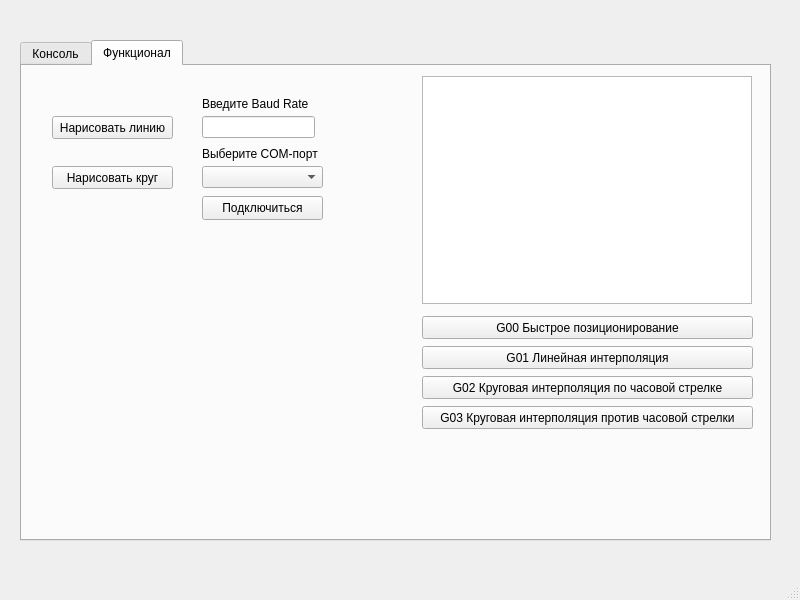
Old version of the form gui/mainwindow.ui in the repository lanDo403/cnc-software.
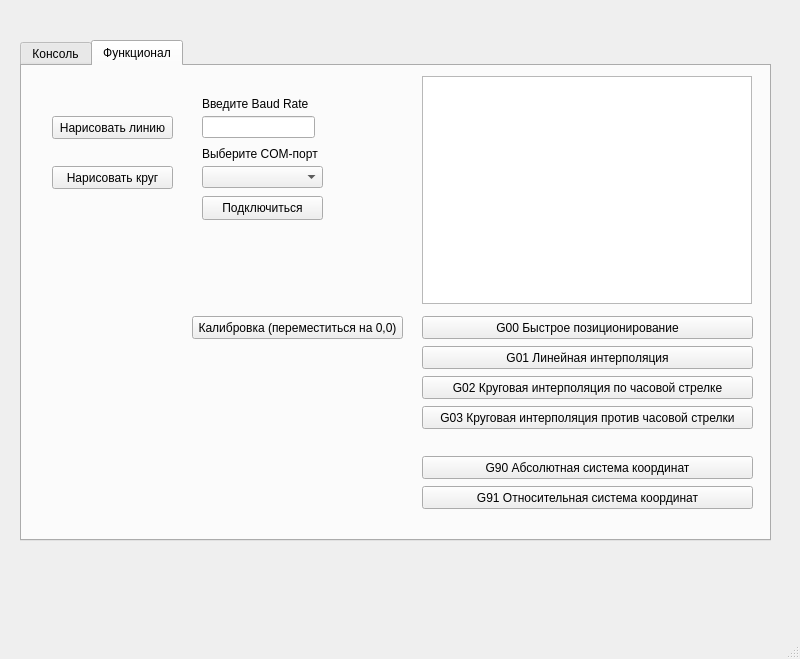
New version of the form.

Commit message: [advanced_ui] Add G9x codes support

The edit to the form file:
```diff
--- a/gui/mainwindow.ui
+++ b/gui/mainwindow.ui
@@ -7,7 +7,7 @@
     <x>0</x>
     <y>0</y>
     <width>800</width>
-    <height>600</height>
+    <height>659</height>
    </rect>
   </property>
   <property name="windowTitle">
@@ -210,6 +210,45 @@
        <string>G03 Круговая интерполяция против часовой стрелки</string>
       </property>
      </widget>
+     <widget class="QPushButton" name="pushButton_6">
+      <property name="geometry">
+       <rect>
+        <x>400</x>
+        <y>390</y>
+        <width>331</width>
+        <height>23</height>
+       </rect>
+      </property>
+      <property name="text">
+       <string>G90 Абсолютная система координат</string>
+      </property>
+     </widget>
+     <widget class="QPushButton" name="pushButton_7">
+      <property name="geometry">
+       <rect>
+        <x>400</x>
+        <y>420</y>
+        <width>331</width>
+        <height>23</height>
+       </rect>
+      </property>
+      <property name="text">
+       <string>G91 Относительная система координат</string>
+      </property>
+     </widget>
+     <widget class="QPushButton" name="pushButton_8">
+      <property name="geometry">
+       <rect>
+        <x>170</x>
+        <y>250</y>
+        <width>211</width>
+        <height>23</height>
+       </rect>
+      </property>
+      <property name="text">
+       <string>Калибровка (переместиться на 0,0)</string>
+      </property>
+     </widget>
     </widget>
    </widget>
   </widget>
```
